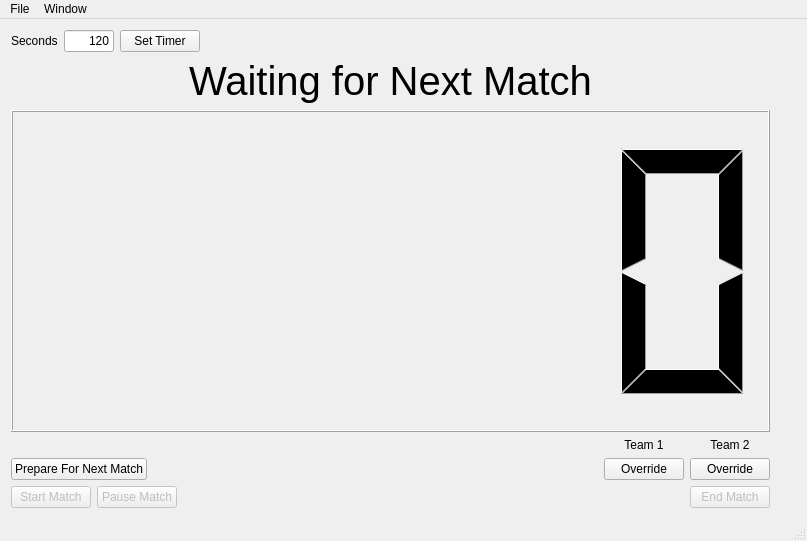
Old version of the form arenacontrol.ui in the repository oddballbutler/ArenaControl.
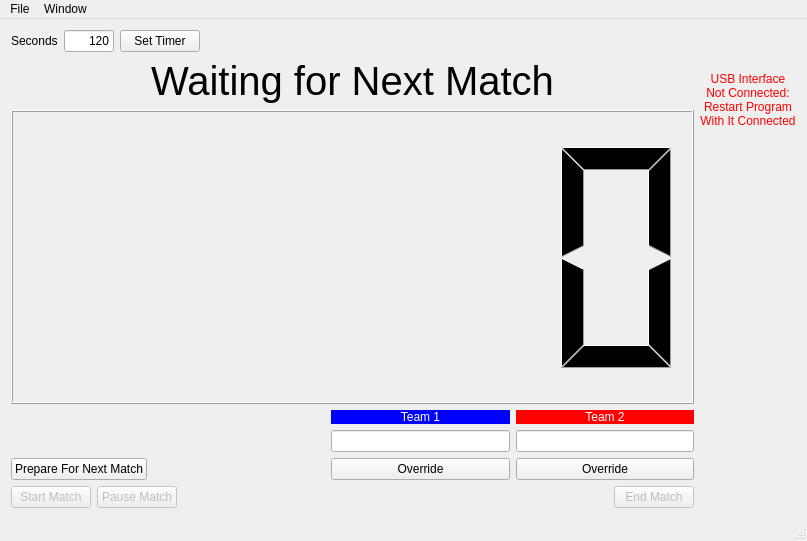
New version of the form. Icons and pictures are not drawn. Custom widgets are drawn as their Qt base class.

What changed in the file:
```diff
--- a/arenacontrol.ui
+++ b/arenacontrol.ui
@@ -141,6 +141,13 @@
        <layout class="QGridLayout" name="gridLayout_3">
         <item row="0" column="2">
          <widget class="QLabel" name="team1TextLabel">
+          <property name="autoFillBackground">
+           <bool>false</bool>
+          </property>
+          <property name="styleSheet">
+           <string notr="true">background-color: rgb(0, 0, 255);
+color: rgb(255, 255, 255);</string>
+          </property>
           <property name="text">
            <string>Team 1</string>
           </property>
@@ -154,6 +161,10 @@
         </item>
         <item row="0" column="3">
          <widget class="QLabel" name="team2TextLabel">
+          <property name="styleSheet">
+           <string notr="true">background-color: rgb(255, 0, 0);
+color: rgb(255, 255, 255);</string>
+          </property>
           <property name="text">
            <string>Team 2</string>
           </property>
@@ -162,7 +173,7 @@
           </property>
          </widget>
         </item>
-        <item row="1" column="0">
+        <item row="2" column="0">
          <widget class="QPushButton" name="prepareButton">
           <property name="sizePolicy">
            <sizepolicy hsizetype="Fixed" vsizetype="Fixed">
@@ -178,14 +189,14 @@
           </property>
          </widget>
         </item>
-        <item row="1" column="2">
+        <item row="2" column="2">
          <widget class="QPushButton" name="team1OverridePushButton">
           <property name="text">
            <string>Override</string>
           </property>
          </widget>
         </item>
-        <item row="1" column="3">
+        <item row="2" column="3">
          <widget class="QPushButton" name="team2OverridePushButton">
           <property name="text">
            <string>Override</string>
@@ -195,7 +206,7 @@
           </property>
          </widget>
         </item>
-        <item row="1" column="1">
+        <item row="2" column="1">
          <spacer name="horizontalSpacer_2">
           <property name="orientation">
            <enum>Qt::Horizontal</enum>
@@ -208,6 +219,12 @@
           </property>
          </spacer>
         </item>
+        <item row="1" column="2">
+         <widget class="QLineEdit" name="team1Name"/>
+        </item>
+        <item row="1" column="3">
+         <widget class="QLineEdit" name="team2Name"/>
+        </item>
        </layout>
       </item>
       <item>
@@ -260,7 +277,7 @@
      </layout>
     </item>
     <item>
-     <layout class="QVBoxLayout" name="verticalLayout_2">
+     <layout class="QVBoxLayout" name="team2VerticalLayout">
       <property name="spacing">
        <number>0</number>
       </property>
@@ -312,6 +329,28 @@
         </property>
        </widget>
       </item>
+      <item>
+       <widget class="QLabel" name="usbLabel">
+        <property name="styleSheet">
+         <string notr="true">color:red</string>
+        </property>
+        <property name="text">
+         <string>USB Interface
+Not Connected:
+Restart Program
+With It Connected</string>
+        </property>
+        <property name="textFormat">
+         <enum>Qt::AutoText</enum>
+        </property>
+        <property name="alignment">
+         <set>Qt::AlignCenter</set>
+        </property>
+        <property name="margin">
+         <number>0</number>
+        </property>
+       </widget>
+      </item>
       <item>
        <spacer name="team2VerticalSpacer">
         <property name="orientation">
```
